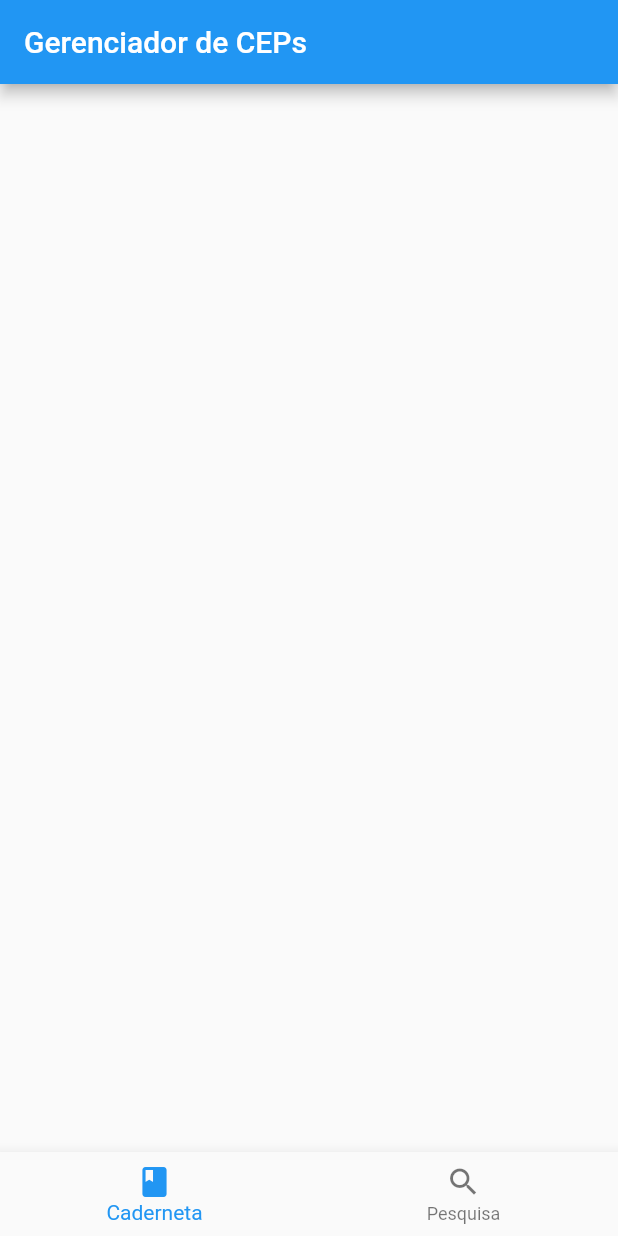
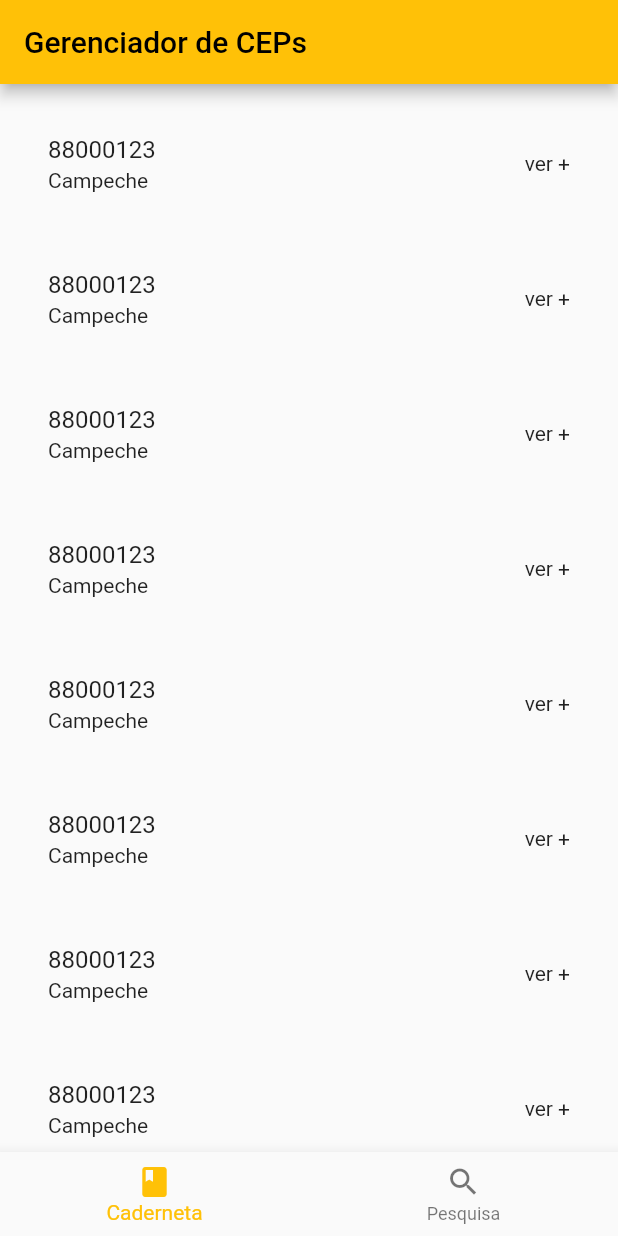
Before and after one commit to franciscomiranda0/konsi_challenge, a Flutter app: the screen it shows after launch, on a phone screen of 412 x 824 dp. Run offline on Flutter 3.47's test engine with Material 2 defaults, Android fonts, the phone set to English and light mode, and no system bars; our stand-ins replace flutter_bloc, flutter_dotenv, flutter_hooks.

Commit message:
implemented basic idea of NotebookView for CepManagerPage

```diff
--- a/lib/src/presentation/pages/cep_manager_page/cep_manager_page.dart
+++ b/lib/src/presentation/pages/cep_manager_page/cep_manager_page.dart
@@ -1,20 +1,32 @@
 import 'package:flutter/material.dart';
 import 'package:flutter_hooks/flutter_hooks.dart';
+import 'package:konsi_challenge/src/presentation/pages/cep_manager_page/widgets/notebook_view.dart';
 
 class CepManagerPage extends HookWidget {
-  static const _views = [SizedBox(), SizedBox()];
+  static const _views = [NotebookView(), SizedBox()];
 
   const CepManagerPage({Key? key}) : super(key: key);
 
   @override
   Widget build(BuildContext context) {
-    final selectedViewIndex = useState(0);
+    final selectedIndex = useState(0);
+    final ValueNotifier<Widget> indexView = useState(const NotebookView());
+    final indexColor = useState(Colors.amber);
 
-    return Scaffold(
+    return Theme(
+      data: ThemeData(primarySwatch: indexColor.value),
+      child: Scaffold(
         appBar: AppBar(title: const Text('Gerenciador de CEPs')),
         bottomNavigationBar: BottomNavigationBar(
-        currentIndex: selectedViewIndex.value,
-        onTap: (int index) => selectedViewIndex.value = index,
+          currentIndex: selectedIndex.value,
+          onTap: (int index) {
+            final isIndex0 = index == 0;
+
+            selectedIndex.value = index;
+            indexView.value =
+                isIndex0 ? const NotebookView() : const SizedBox();
+            indexColor.value = isIndex0 ? Colors.blue : Colors.green;
+          },
           items: const [
             BottomNavigationBarItem(
               icon: Icon(Icons.book),
@@ -26,7 +38,8 @@ class CepManagerPage extends HookWidget {
             ),
           ],
         ),
-      body: _views[selectedViewIndex.value],
+        body: _views[selectedIndex.value],
+      ),
     );
   }
 }
--- /dev/null
+++ b/lib/src/presentation/pages/cep_manager_page/widgets/notebook_view.dart
@@ -0,0 +1,88 @@
+import 'package:flutter/material.dart';
+import 'package:flutter_hooks/flutter_hooks.dart';
+import 'package:konsi_challenge/src/domain/entities/cep.dart';
+
+const _cepMock = Cep(
+  code: '88000123',
+  state: 'SC',
+  city: 'Florianópolis',
+  neighborhood: 'Campeche',
+  street: 'Av. Pequeno Príncipe - lado par',
+);
+
+const _cepsMock = [
+  _cepMock,
+  _cepMock,
+  _cepMock,
+  _cepMock,
+  _cepMock,
+  _cepMock,
+  _cepMock,
+  _cepMock,
+  _cepMock,
+  _cepMock,
+];
+
+class NotebookView extends StatelessWidget {
+  const NotebookView({Key? key}) : super(key: key);
+
+  @override
+  Widget build(BuildContext context) {
+    return ListView.separated(
+      padding: const EdgeInsets.only(top: 16, right: 16, left: 16),
+      physics: const ClampingScrollPhysics(),
+      shrinkWrap: true,
+      separatorBuilder: (_, __) => const SizedBox(height: 16),
+      itemCount: _cepsMock.length,
+      itemBuilder: (_, int index) {
+        return _Item(cep: _cepsMock[index]);
+      },
+    );
+  }
+}
+
+class _Item extends HookWidget {
+  final Cep _cep;
+
+  const _Item({Key? key, required Cep cep})
+      : _cep = cep,
+        super(key: key);
+
+  @override
+  Widget build(BuildContext context) {
+    final isExpanded = useState(false);
+
+    return ExpansionTile(
+      backgroundColor: Colors.black12,
+      expandedCrossAxisAlignment: CrossAxisAlignment.stretch,
+      onExpansionChanged: (_isExpanded) => isExpanded.value = _isExpanded,
+      trailing: Text('ver ${isExpanded.value ? '-' : '+'}'),
+      subtitle: Text(_cep.neighborhood),
+      title: Text(_cep.code),
+      childrenPadding: const EdgeInsets.all(8),
+      children: [
+        Row(
+          mainAxisAlignment: MainAxisAlignment.spaceBetween,
+          children: [
+            const Text('Rua:'),
+            Text(_cep.street),
+          ],
+        ),
+        Row(
+          mainAxisAlignment: MainAxisAlignment.spaceBetween,
+          children: [
+            const Text('Município:'),
+            Text(_cep.city),
+          ],
+        ),
+        Row(
+          mainAxisAlignment: MainAxisAlignment.spaceBetween,
+          children: [
+            const Text('UF:'),
+            Text(_cep.state),
+          ],
+        ),
+      ],
+    );
+  }
+}
```
Lines whose indentation alone changed are shown as unchanged.
